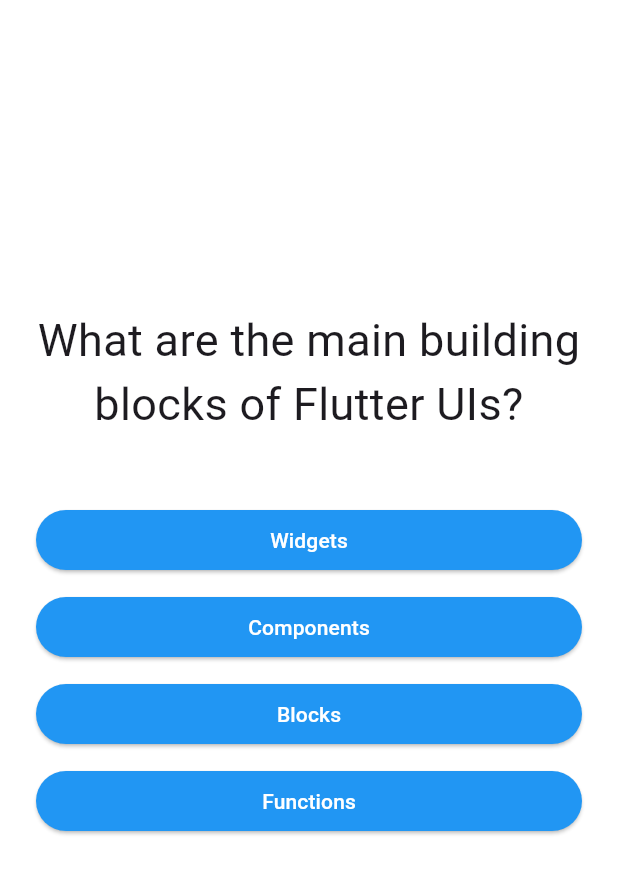
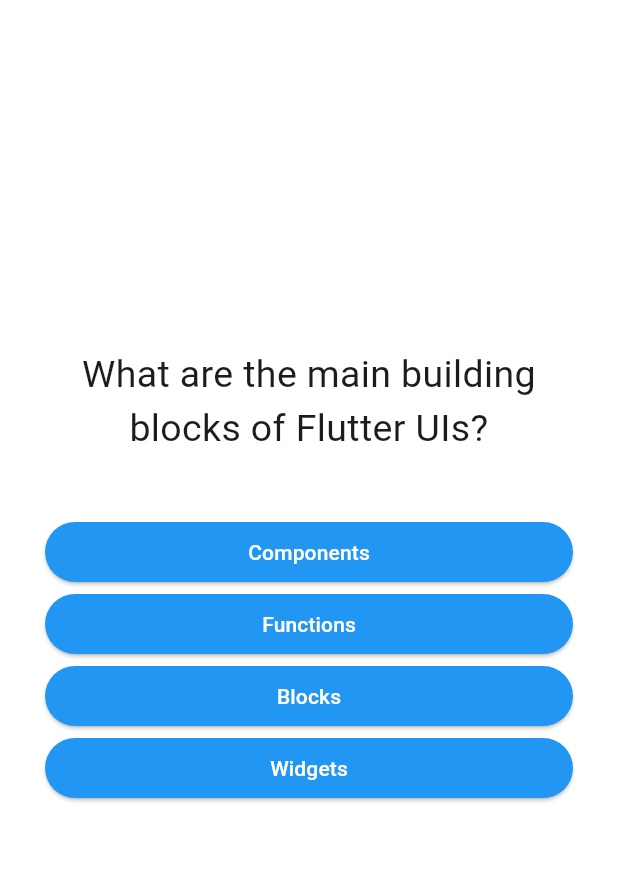
Before and after one commit to MNJTdhr/quiz_app, a Flutter app: the screen it shows after launch, after a tap on "Start", on a phone screen of 412 x 824 dp, the part 84-979 px from its top. Run offline on Flutter 3.47's test engine with Material 3 defaults, Android fonts, the phone set to English and light mode, and no system bars.

Commit message:
button shuffle

```diff
--- a/lib/components/my_button.dart
+++ b/lib/components/my_button.dart
@@ -13,17 +13,10 @@ class MyButton extends StatelessWidget {
 
   @override
   Widget build(BuildContext context) {
-    return Padding(
-      padding: const EdgeInsets.all(4.0),
-      child: Container(
-        margin: EdgeInsets.symmetric(horizontal: 20, vertical: 1),
-        width: double.infinity,
-        child: ElevatedButton(
-          style: ElevatedButton.styleFrom(backgroundColor: Colors.blue),
-          onPressed: onPressed,
-          child: Text(incomingText, style: TextStyle(color: Colors.white)),
-        ),
-      ),
+    return ElevatedButton(
+      style: ElevatedButton.styleFrom(backgroundColor: Colors.blue),
+      onPressed: onPressed,
+      child: Text(incomingText, style: TextStyle(color: Colors.white)),
     );
   }
 }
--- a/lib/models/question_blueprint.dart
+++ b/lib/models/question_blueprint.dart
@@ -4,4 +4,10 @@ class QuestionBlueprint {
   final List<String> quizAnswers;
 
   const QuestionBlueprint(this.quizQuestions, this.quizAnswers);
+
+  List<String> getShuffledAnswers() {
+    final quizAnswersShuffled = List.of(quizAnswers);
+    quizAnswersShuffled.shuffle();
+    return quizAnswersShuffled;
+  }
 }
--- a/lib/models/questions_data.dart
+++ b/lib/models/questions_data.dart
@@ -1,4 +1,4 @@
-//lib/models/questions_data.dart
+// lib/models/questions_data.dart
 import 'package:quiz_app/models/question_blueprint.dart';
 
 const questions = [
--- a/lib/screens/question_screen.dart
+++ b/lib/screens/question_screen.dart
@@ -17,23 +17,27 @@ class _QuestionScreenState extends State<QuestionScreen> {
   Widget build(BuildContext context) {
     var currentQuestion = questions[quizQuestions];
 
-    return Column(
+    return Container(
+      margin: EdgeInsets.all(30),
+      child: Column(
         mainAxisSize: MainAxisSize.min,
+        crossAxisAlignment: CrossAxisAlignment.stretch,
         children: [
           Center(
             child: Text(
               currentQuestion.quizQuestions,
-            style: TextStyle(fontSize: 30),
+              style: TextStyle(fontSize: 25),
               textAlign: TextAlign.center,
             ),
           ),
           SizedBox(
             height: 40,
           ),
-        ...currentQuestion.quizAnswers.map((item) {
-          return MyButton(onPressed: () {}, incomingText: item);
-        })
+          ...currentQuestion.getShuffledAnswers().map((answerItems) {
+            return MyButton(onPressed: () {}, incomingText: answerItems);
+          }),
         ],
+      ),
     );
   }
 }
```
Lines whose indentation alone changed are shown as unchanged.
